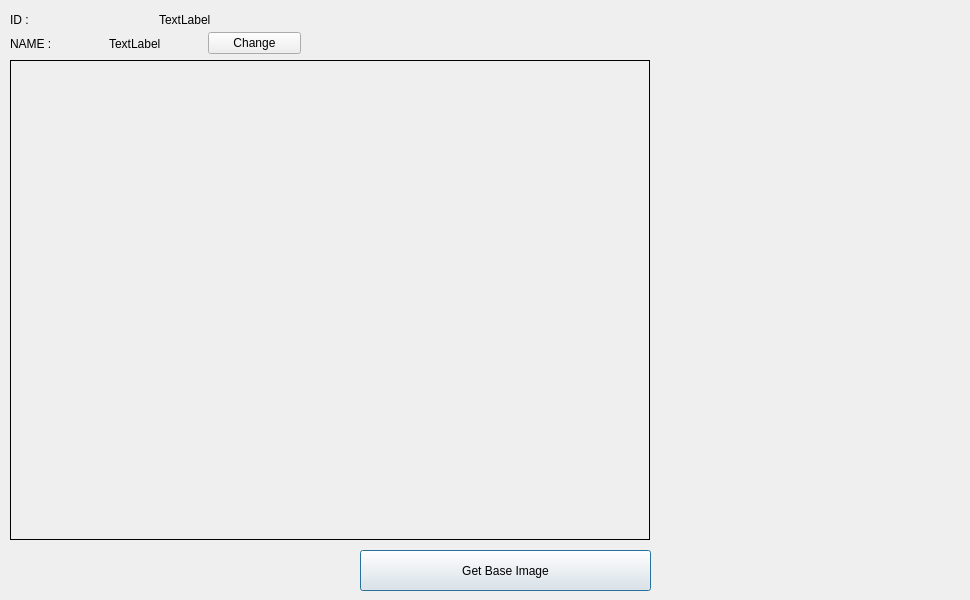
This is ui/dialogsetcode.ui in rendezvue/ViNet as Qt 5 draws it before an edit. The edited form follows.
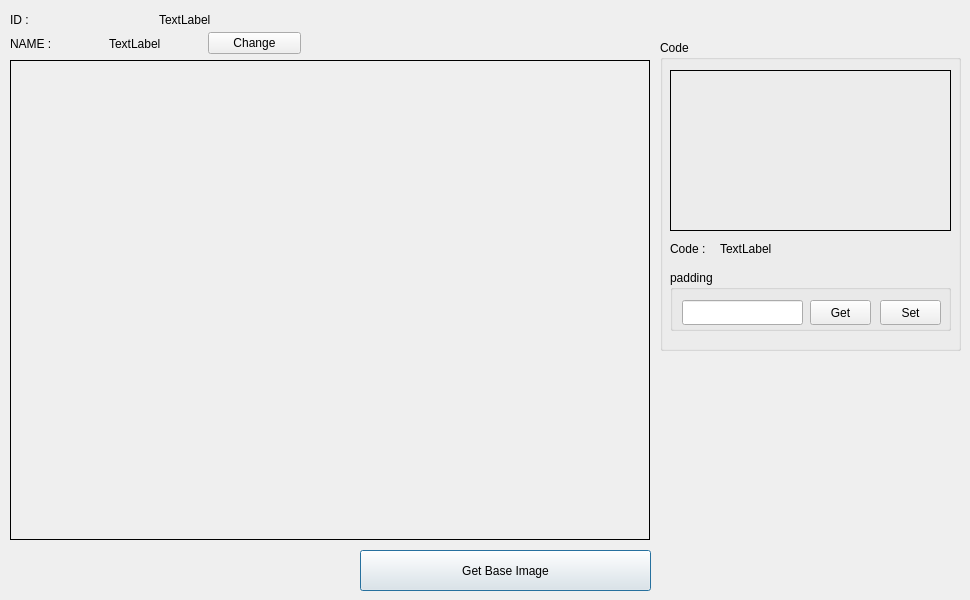
This is the edited form.

Commit message: The controls needed to set the code have been added to the dialog.

```diff
--- a/ui/dialogsetcode.ui
+++ b/ui/dialogsetcode.ui
@@ -123,6 +123,132 @@
     </item>
    </layout>
   </widget>
+  <widget class="QGroupBox" name="groupBox">
+   <property name="geometry">
+    <rect>
+     <x>660</x>
+     <y>40</y>
+     <width>301</width>
+     <height>311</height>
+    </rect>
+   </property>
+   <property name="title">
+    <string>Code</string>
+   </property>
+   <widget class="QLabel" name="label_image_bg_code">
+    <property name="geometry">
+     <rect>
+      <x>10</x>
+      <y>30</y>
+      <width>281</width>
+      <height>161</height>
+     </rect>
+    </property>
+    <property name="mouseTracking">
+     <bool>true</bool>
+    </property>
+    <property name="frameShape">
+     <enum>QFrame::Box</enum>
+    </property>
+    <property name="text">
+     <string/>
+    </property>
+   </widget>
+   <widget class="QLabel" name="label_image_code">
+    <property name="geometry">
+     <rect>
+      <x>10</x>
+      <y>30</y>
+      <width>281</width>
+      <height>161</height>
+     </rect>
+    </property>
+    <property name="mouseTracking">
+     <bool>true</bool>
+    </property>
+    <property name="frameShape">
+     <enum>QFrame::Box</enum>
+    </property>
+    <property name="text">
+     <string/>
+    </property>
+   </widget>
+   <widget class="QGroupBox" name="groupBox_2">
+    <property name="geometry">
+     <rect>
+      <x>10</x>
+      <y>230</y>
+      <width>281</width>
+      <height>61</height>
+     </rect>
+    </property>
+    <property name="title">
+     <string>padding</string>
+    </property>
+    <widget class="QLineEdit" name="lineEdit_padding">
+     <property name="geometry">
+      <rect>
+       <x>12</x>
+       <y>30</y>
+       <width>121</width>
+       <height>25</height>
+      </rect>
+     </property>
+    </widget>
+    <widget class="QPushButton" name="pushButton_padding_get">
+     <property name="geometry">
+      <rect>
+       <x>140</x>
+       <y>30</y>
+       <width>61</width>
+       <height>25</height>
+      </rect>
+     </property>
+     <property name="text">
+      <string>Get</string>
+     </property>
+    </widget>
+    <widget class="QPushButton" name="pushButton_padding_set">
+     <property name="geometry">
+      <rect>
+       <x>210</x>
+       <y>30</y>
+       <width>61</width>
+       <height>25</height>
+      </rect>
+     </property>
+     <property name="text">
+      <string>Set</string>
+     </property>
+    </widget>
+   </widget>
+   <widget class="QLabel" name="label_2">
+    <property name="geometry">
+     <rect>
+      <x>10</x>
+      <y>200</y>
+      <width>51</width>
+      <height>17</height>
+     </rect>
+    </property>
+    <property name="text">
+     <string>Code : </string>
+    </property>
+   </widget>
+   <widget class="QLabel" name="label_code">
+    <property name="geometry">
+     <rect>
+      <x>60</x>
+      <y>200</y>
+      <width>231</width>
+      <height>17</height>
+     </rect>
+    </property>
+    <property name="text">
+     <string>TextLabel</string>
+    </property>
+   </widget>
+  </widget>
  </widget>
  <resources/>
  <connections/>
```
